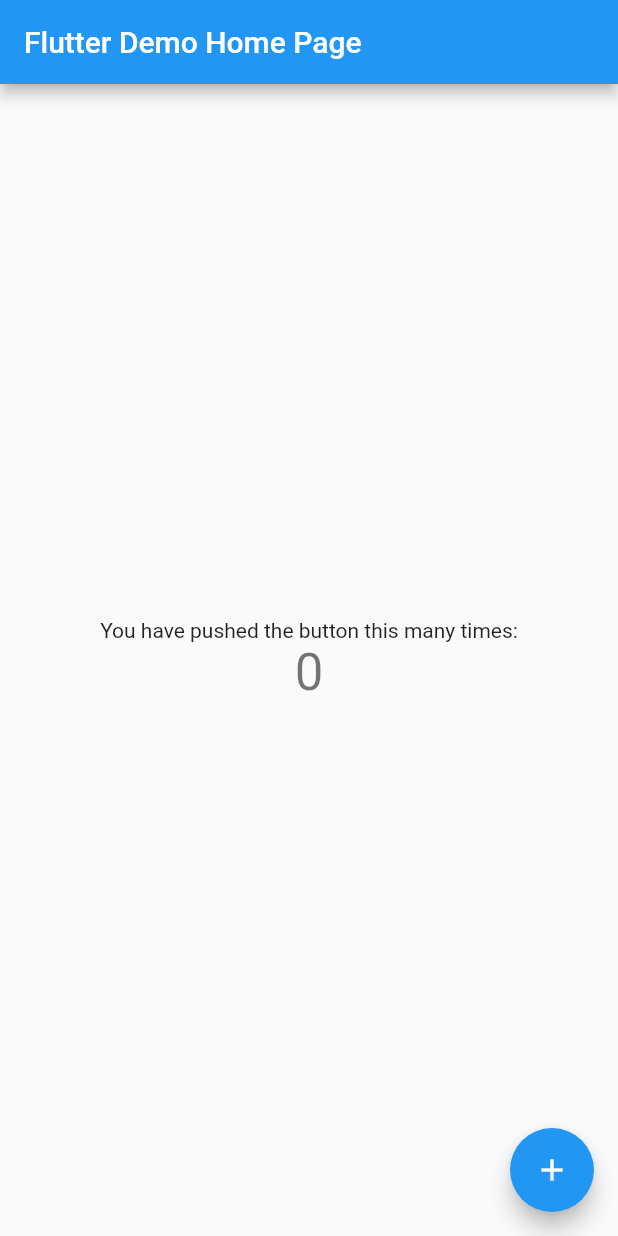
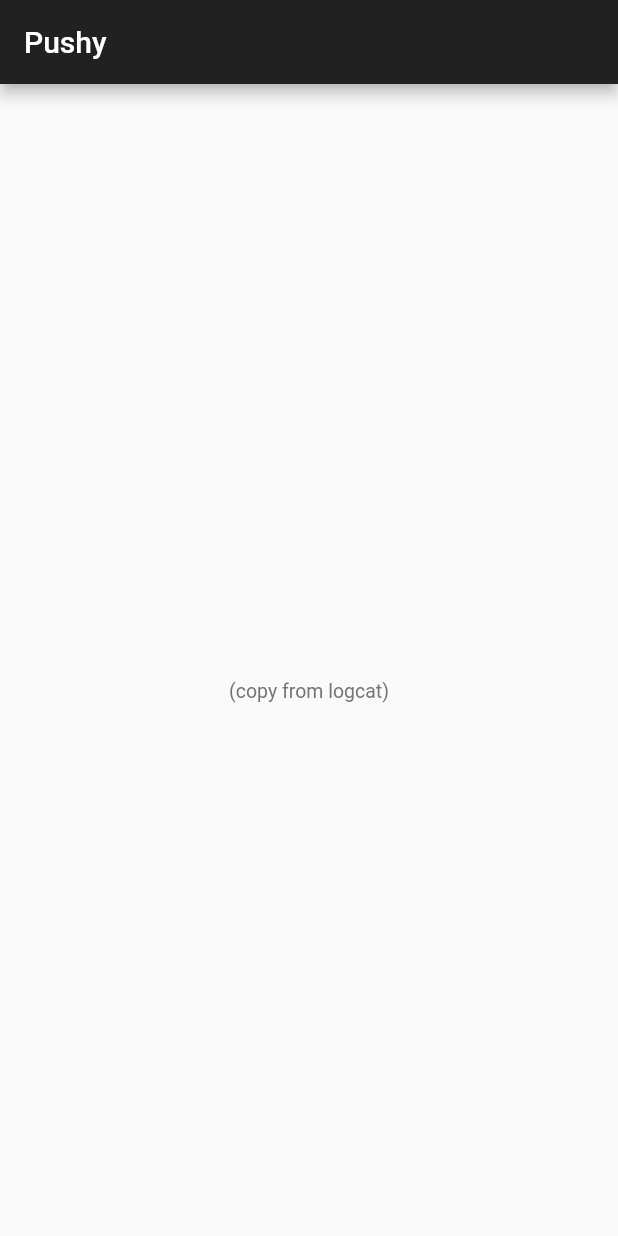
Before and after one commit to CPMoviePHil/pusher, a Flutter app: the screen it shows after launch, on a phone screen of 412 x 824 dp. Run offline on Flutter 3.47's test engine with Material 2 defaults, Android fonts, the phone set to English and light mode, and no system bars; our stand-ins replace audioplayers, flutter_tts; missing offline and left inert: pushy_flutter.

Commit message:
tts + pushy notify

```diff
--- a/lib/main.dart
+++ b/lib/main.dart
@@ -1,117 +1,188 @@
 import 'package:flutter/material.dart';
+import 'dart:io' show Platform;
+import 'dart:async';
+import 'package:audioplayers/audioplayers.dart';
+import 'package:flutter/services.dart';
+import 'package:pushy_flutter/pushy_flutter.dart';
+import 'package:flutter_tts/flutter_tts.dart';
 
-void main() {
-  runApp(MyApp());
+FlutterTts flutterTts = FlutterTts();
+
+void backgroundNotificationListener(Map<String, dynamic> data) async {
+  // Print notification payload data
+  print('Received notification: $data');
+
+  await textToSpeech(data['message']);
+
+  //playMusic(data['text_to_music']);
+  // Notification title
+  String notificationTitle = 'MyApp';
+
+  // Attempt to extract the "message" property from the payload: {"message":"Hello World!"}
+  String notificationText = data['message'] ?? 'Hello World!';
+
+  // Android: Displays a system notification
+  // iOS: Displays an alert dialog
+  Pushy.notify(notificationTitle, notificationText, data);
+
+  // Clear iOS app badge number
+  Pushy.clearBadge();
+}
+Future<void> textToSpeech(msg) async {
+  flutterTts.getVoices.then((value) => print(value));
+  await flutterTts.setSpeechRate(1.0);
+  await flutterTts.setVolume(1.0);
+  await flutterTts.setPitch(1.0);
+  await flutterTts.setLanguage("zh-TW");
+  await flutterTts.speak(msg);
+  //await flutterTts.setQueueMode(1);
+}
+Future<void> playMusic(url) async {
+  AudioPlayer audioPlayer = AudioPlayer();
+  int result = await audioPlayer.play(url);
+  if (result == 1) {
+    // success
+  }
 }
 
-class MyApp extends StatelessWidget {
-  // This widget is the root of your application.
+void main() => runApp(Main());
+
+// Please place this code in main.dart,
+// After the import statements, and outside any Widget class (top-level)
+
+
+
+class Main extends StatelessWidget {
   @override
   Widget build(BuildContext context) {
     return MaterialApp(
-      title: 'Flutter Demo',
+      title: 'Pushy',
+      debugShowCheckedModeBanner: false,
       theme: ThemeData(
-        // This is the theme of your application.
-        //
-        // Try running your application with "flutter run". You'll see the
-        // application has a blue toolbar. Then, without quitting the app, try
-        // changing the primarySwatch below to Colors.green and then invoke
-        // "hot reload" (press "r" in the console where you ran "flutter run",
-        // or simply save your changes to "hot reload" in a Flutter IDE).
-        // Notice that the counter didn't reset back to zero; the application
-        // is not restarted.
-        primarySwatch: Colors.blue,
-        // This makes the visual density adapt to the platform that you run
-        // the app on. For desktop platforms, the controls will be smaller and
-        // closer together (more dense) than on mobile platforms.
-        visualDensity: VisualDensity.adaptivePlatformDensity,
+        // Light theme with dark action bar
+        brightness: Brightness.light,
+        primaryColor: Colors.grey[900],
+        accentColor: Colors.redAccent,
       ),
-      home: MyHomePage(title: 'Flutter Demo Home Page'),
+      home: PushyDemo(),
     );
   }
 }
 
-class MyHomePage extends StatefulWidget {
-  MyHomePage({Key key, this.title}) : super(key: key);
+class PushyDemo extends StatefulWidget {
+  @override
+  _PushyDemoState createState() => _PushyDemoState();
+}
 
-  // This widget is the home page of your application. It is stateful, meaning
-  // that it has a State object (defined below) that contains fields that affect
-  // how it looks.
-
-  // This class is the configuration for the state. It holds the values (in this
-  // case the title) provided by the parent (in this case the App widget) and
-  // used by the build method of the State. Fields in a Widget subclass are
-  // always marked "final".
-
-  final String title;
+class _PushyDemoState extends State<PushyDemo> {
+  String _deviceToken = 'Loading...';
+  String _instruction = '(please wait)';
 
   @override
-  _MyHomePageState createState() => _MyHomePageState();
+  void initState() {
+    super.initState();
+    initPlatformState();
   }
 
-class _MyHomePageState extends State<MyHomePage> {
-  int _counter = 0;
+  Future<void> playMusic(url) async {
+    AudioPlayer audioPlayer = AudioPlayer();
+    int result = await audioPlayer.play(url);
+    if (result == 1) {
+      // success
+    }
+  }
 
-  void _incrementCounter() {
+  // Platform messages are asynchronous, so we initialize in an async method
+  Future<void> initPlatformState() async {
+    // Start the Pushy service
+    Pushy.listen();
+
+    try {
+      // Register the device for push notifications
+      String deviceToken = await Pushy.register();
+
+      // Print token to console/logcat
+      print('Device token: $deviceToken');
+
+      // Send the token to your backend server
+      // ...
+
+      // Update UI with token
       setState(() {
-      // This call to setState tells the Flutter framework that something has
-      // changed in this State, which causes it to rerun the build method below
-      // so that the display can reflect the updated values. If we changed
-      // _counter without calling setState(), then the build method would not be
-      // called again, and so nothing would appear to happen.
-      _counter++;
+        _deviceToken = deviceToken;
+        _instruction =
+        Platform.isAndroid ? '(copy from logcat)' : '(copy from console)';
+      });
+    } on PlatformException catch (error) {
+      // Print to console/logcat
+      print('Error: ${error.message}');
+
+      // Show error
+      setState(() {
+        _deviceToken = 'Registration failed';
+        _instruction = '(restart app to try again)';
+      });
+    }
+
+    // Listen for push notifications received
+    Pushy.setNotificationListener(backgroundNotificationListener);
+
+    // Listen for push notification clicked
+    Pushy.setNotificationClickListener((Map<String, dynamic> data) {
+      // Print notification payload data
+      print('Notification clicked: $data');
+
+      // Extract notification messsage
+      String message = data['message'] ?? 'Hello World!';
+
+      // Display an alert with the "message" payload value
+      showDialog(
+        context: context,
+        builder: (BuildContext context) {
+          return AlertDialog(
+              title: Text('Notification clicked'),
+              content: Text(message),
+              actions: [
+                FlatButton(
+                  child: Text('OK'),
+                  onPressed: () {
+                    Navigator.of(context, rootNavigator: true).pop('dialog');
+                  },
+                )
+              ]);
+        },
+      );
+
+      // Clear iOS app badge number
+      Pushy.clearBadge();
     });
   }
 
   @override
   Widget build(BuildContext context) {
-    // This method is rerun every time setState is called, for instance as done
-    // by the _incrementCounter method above.
-    //
-    // The Flutter framework has been optimized to make rerunning build methods
-    // fast, so that you can just rebuild anything that needs updating rather
-    // than having to individually change instances of widgets.
+    // Demo app UI
     return Scaffold(
       appBar: AppBar(
-        // Here we take the value from the MyHomePage object that was created by
-        // the App.build method, and use it to set our appbar title.
-        title: Text(widget.title),
+        title: const Text('Pushy'),
       ),
-      body: Center(
-        // Center is a layout widget. It takes a single child and positions it
-        // in the middle of the parent.
+      body: Builder(
+        builder: (context) => Center(
             child: Column(
-          // Column is also a layout widget. It takes a list of children and
-          // arranges them vertically. By default, it sizes itself to fit its
-          // children horizontally, and tries to be as tall as its parent.
-          //
-          // Invoke "debug painting" (press "p" in the console, choose the
-          // "Toggle Debug Paint" action from the Flutter Inspector in Android
-          // Studio, or the "Toggle Debug Paint" command in Visual Studio Code)
-          // to see the wireframe for each widget.
-          //
-          // Column has various properties to control how it sizes itself and
-          // how it positions its children. Here we use mainAxisAlignment to
-          // center the children vertically; the main axis here is the vertical
-          // axis because Columns are vertical (the cross axis would be
-          // horizontal).
                 mainAxisAlignment: MainAxisAlignment.center,
+                crossAxisAlignment: CrossAxisAlignment.center,
                 children: <Widget>[
-            Text(
-              'You have pushed the button this many times:',
+                  Padding(
+                    padding: const EdgeInsets.all(10),
+                    child: Text(_deviceToken,
+                        style: TextStyle(
+                            fontWeight: FontWeight.bold,
+                            fontSize: 18,
+                            color: Colors.grey[700])),
                   ),
-            Text(
-              '$_counter',
-              style: Theme.of(context).textTheme.headline4,
+                  Text(_instruction,
+                      style: TextStyle(fontSize: 13, color: Colors.grey[600])),
+                ])),
       ),
-          ],
-        ),
-      ),
-      floatingActionButton: FloatingActionButton(
-        onPressed: _incrementCounter,
-        tooltip: 'Increment',
-        child: Icon(Icons.add),
-      ), // This trailing comma makes auto-formatting nicer for build methods.
     );
   }
 }
--- a/pubspec.yaml
+++ b/pubspec.yaml
@@ -21,8 +21,12 @@ environment:
   sdk: ">=2.7.0 <3.0.0"
 
 dependencies:
+  pushy_flutter: 1.1.9
+  audioplayers: ^0.17.0
+  flutter_tts: ^3.0.0
   flutter:
     sdk: flutter
+
 
 
   # The following adds the Cupertino Icons font to your application.
```
Also changed, not shown: pubspec.lock, 5 other files. Lines whose indentation alone changed are shown as unchanged.
